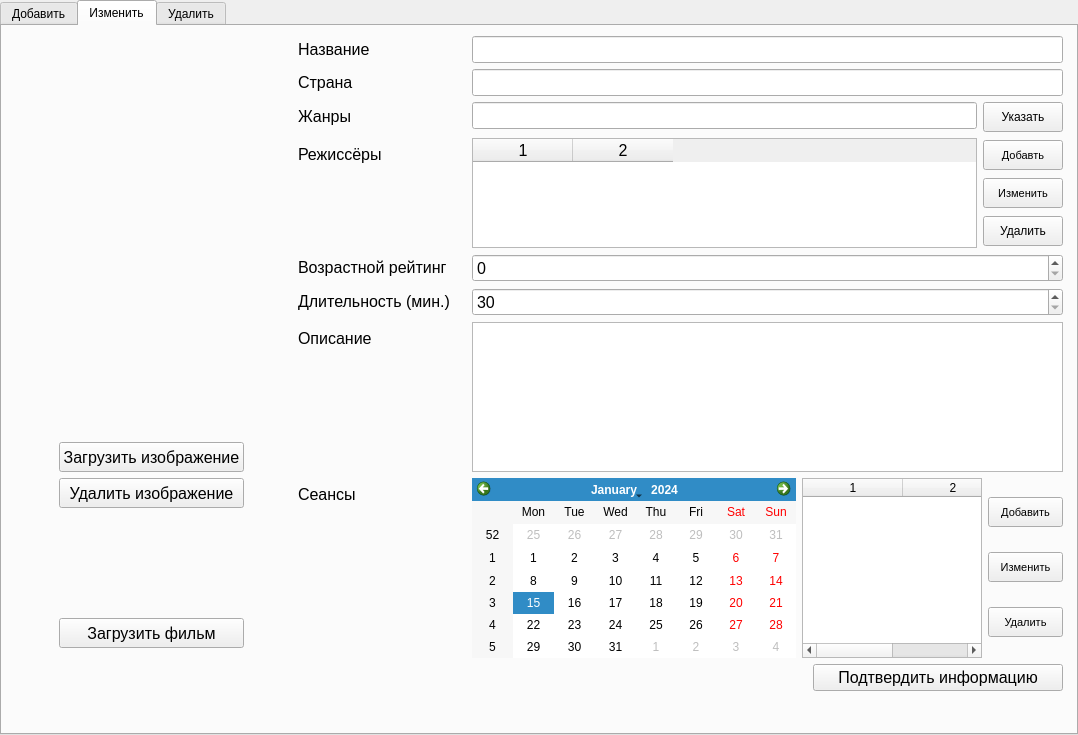
Qt form Interfaces/AdminWindow.ui (Alpmild/SchoolProject) before a commit.
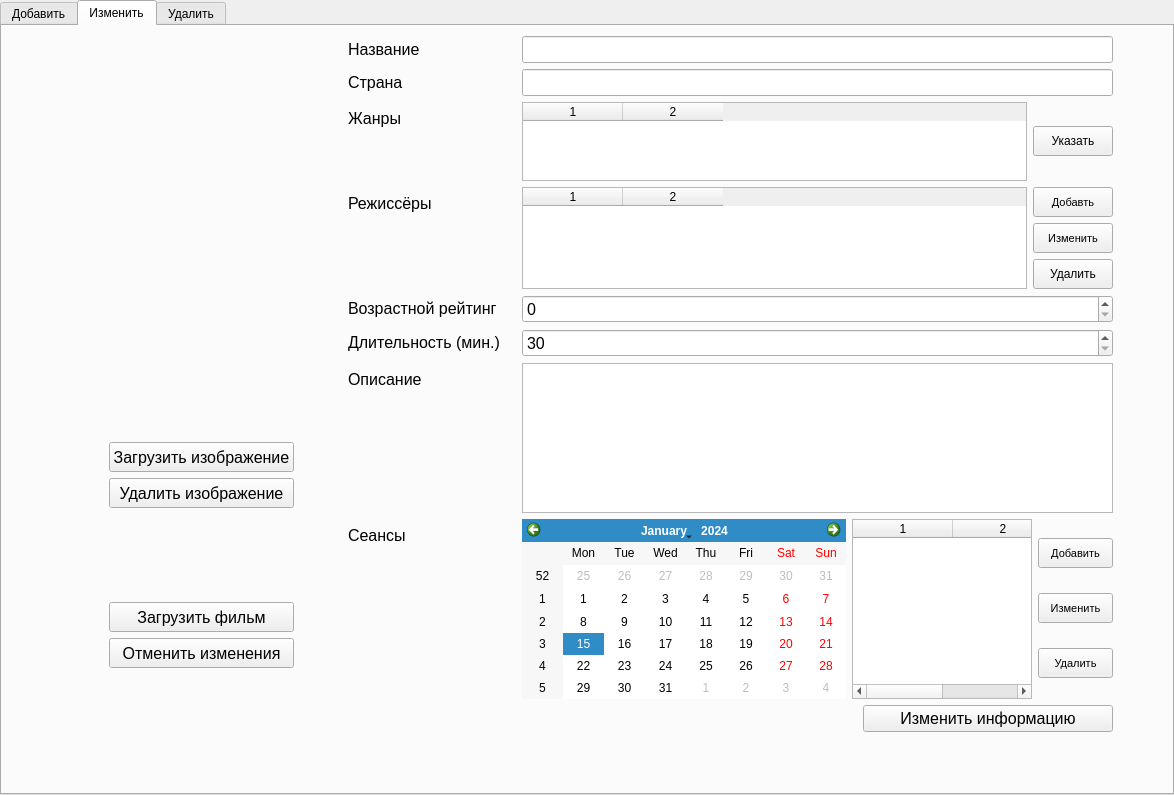
The same form after that commit. The open tabs and pages were chosen to show the change.

The edit to the form file:
```diff
--- a/Interfaces/AdminWindow.ui
+++ b/Interfaces/AdminWindow.ui
@@ -6,8 +6,8 @@
    <rect>
     <x>0</x>
     <y>0</y>
-    <width>1078</width>
-    <height>735</height>
+    <width>1174</width>
+    <height>795</height>
    </rect>
   </property>
   <property name="minimumSize">
@@ -548,10 +548,10 @@
    <widget class="QWidget" name="horizontalLayoutWidget_2">
     <property name="geometry">
      <rect>
-      <x>10</x>
+      <x>60</x>
       <y>10</y>
       <width>1051</width>
-      <height>679</height>
+      <height>720</height>
      </rect>
     </property>
     <layout class="QHBoxLayout" name="horizontalLayout_7">
@@ -654,7 +654,9 @@
          </property>
         </widget>
        </item>
-       <item alignment="Qt::AlignHCenter|Qt::AlignTop">
+       <item>
+        <layout class="QVBoxLayout" name="verticalLayout_8">
+         <item alignment="Qt::AlignHCenter">
         <widget class="QPushButton" name="LoadFilmBtnTab1">
          <property name="minimumSize">
           <size>
@@ -678,6 +680,39 @@
          </property>
         </widget>
        </item>
+         <item alignment="Qt::AlignHCenter">
+          <widget class="QPushButton" name="CancelChangesBtnTab1">
+           <property name="minimumSize">
+            <size>
+             <width>185</width>
+             <height>30</height>
+            </size>
+           </property>
+           <property name="maximumSize">
+            <size>
+             <width>185</width>
+             <height>30</height>
+            </size>
+           </property>
+           <property name="font">
+            <font>
+             <pointsize>12</pointsize>
+            </font>
+           </property>
+           <property name="text">
+            <string>Отменить изменения</string>
+           </property>
+          </widget>
+         </item>
+        </layout>
+       </item>
+       <item>
+        <widget class="QLabel" name="Film_idStatLabelTab1">
+         <property name="text">
+          <string>&lt;html&gt;&lt;head/&gt;&lt;body&gt;&lt;p align=&quot;center&quot;&gt;&lt;br/&gt;&lt;/p&gt;&lt;/body&gt;&lt;/html&gt;</string>
+         </property>
+        </widget>
+       </item>
       </layout>
      </item>
      <item>
@@ -732,19 +767,7 @@
        </item>
        <item row="2" column="1">
         <layout class="QGridLayout" name="gridLayout_3">
-         <item row="0" column="0">
-          <widget class="QLineEdit" name="GenresLineTab1">
-           <property name="font">
-            <font>
-             <pointsize>12</pointsize>
-            </font>
-           </property>
-           <property name="readOnly">
-            <bool>true</bool>
-           </property>
-          </widget>
-         </item>
-         <item row="0" column="3">
+         <item row="0" column="2">
           <widget class="QPushButton" name="GenresBtnTab1">
            <property name="minimumSize">
             <size>
@@ -757,6 +780,15 @@
            </property>
           </widget>
          </item>
+         <item row="0" column="0">
+          <widget class="QTableWidget" name="GenresTableTab1">
+           <property name="columnCount">
+            <number>2</number>
+           </property>
+           <column/>
+           <column/>
+          </widget>
+         </item>
         </layout>
        </item>
        <item row="3" column="0">
@@ -772,7 +804,7 @@
           <widget class="QTableWidget" name="DirectorsTableTab1">
            <property name="font">
             <font>
-             <pointsize>12</pointsize>
+             <pointsize>9</pointsize>
             </font>
            </property>
            <property name="columnCount">
@@ -1056,7 +1088,7 @@
             </font>
            </property>
            <property name="text">
-            <string>Подтвердить информацию</string>
+            <string>Изменить информацию</string>
            </property>
           </widget>
          </item>
```
Left out of the diff: 31 changed lines with no effect on the pictures. Lines whose indentation alone changed are shown as unchanged.
